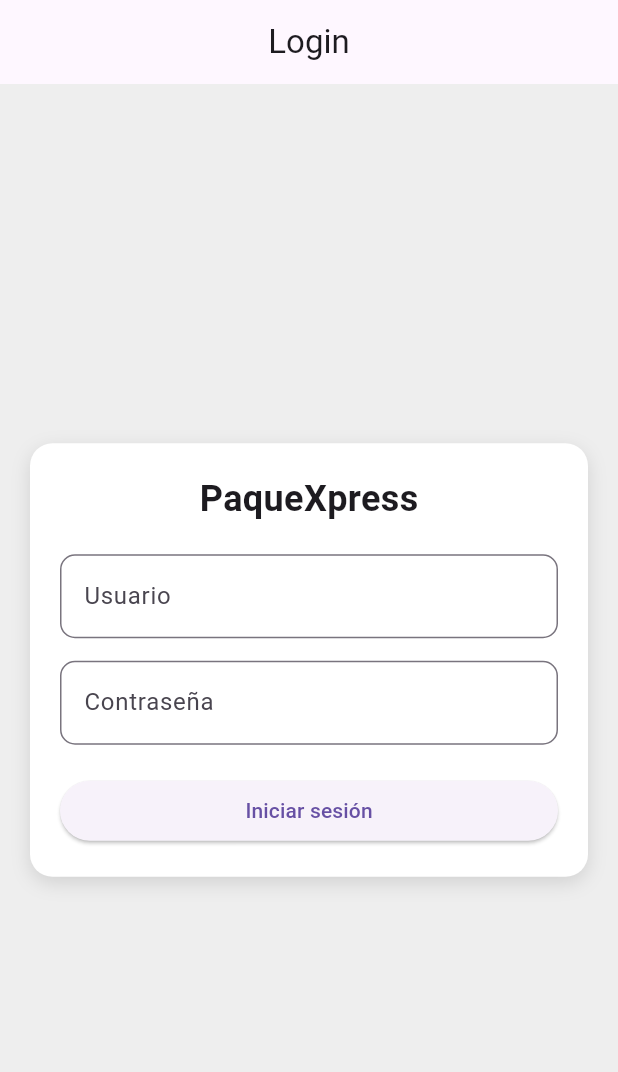
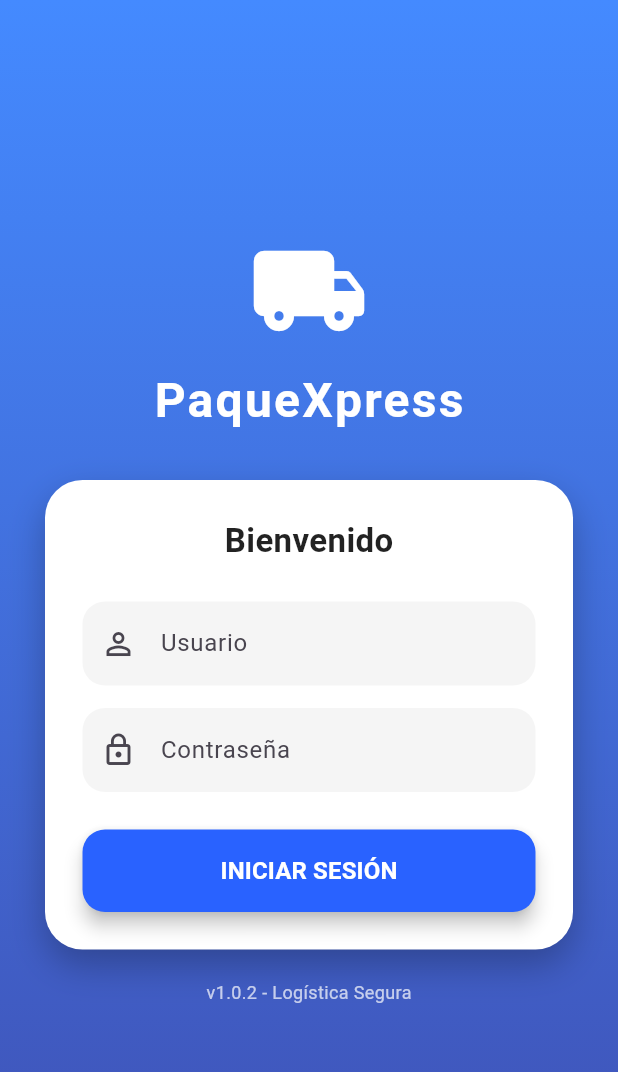
Before and after one commit to angel65-lgtm/EvaluacionDAMU3, a Flutter app: the screen it shows after launch, on a phone screen of 412 x 824 dp. Shown: the top 1072 px of the screen. Run offline on Flutter 3.47's test engine with Material 3 defaults, Android fonts, the phone set to English and light mode, and no system bars; our stand-ins replace geolocator, image_picker.

Commit message:
Rediseño UI login

```diff
--- a/lib/login_page.dart
+++ b/lib/login_page.dart
@@ -10,27 +10,24 @@
 }
 
 class _LoginPageState extends State<LoginPage> {
-
   final TextEditingController usuario = TextEditingController();
   final TextEditingController pass = TextEditingController();
-
   bool cargando = false;
 
   void login() async {
-
     if (usuario.text.isEmpty || pass.text.isEmpty) {
       ScaffoldMessenger.of(context).showSnackBar(
-        const SnackBar(content: Text("Completa todos los campos")),
+        const SnackBar(
+          content: Text("Por favor, completa todos los campos"),
+          behavior: SnackBarBehavior.floating,
+        ),
       );
       return;
     }
 
-    setState(() {
-      cargando = true;
-    });
+    setState(() => cargando = true);
 
     try {
-
       final data = await ApiService.login(
         usuario.text.trim(),
         pass.text.trim(),
@@ -38,108 +35,160 @@
 
       int idUsuario = data["id_usuario"];
 
+      if (mounted) {
         Navigator.pushReplacement(
           context,
           MaterialPageRoute(
             builder: (context) => MenuPage(
-            nombre: usuario.text, // puedes cambiar esto si luego guardas nombre real
+              nombre: usuario.text.trim(),
               usuarioId: idUsuario,
             ),
           ),
         );
-
+      }
     } catch (e) {
-
+      if (mounted) {
         ScaffoldMessenger.of(context).showSnackBar(
           const SnackBar(
-          content: Text("Credenciales incorrectas"),
+            content: Text("Usuario o contraseña incorrectos"),
+            backgroundColor: Colors.redAccent,
+            behavior: SnackBarBehavior.floating,
           ),
         );
-
       }
-
-    setState(() {
-      cargando = false;
-    });
+    } finally {
+      if (mounted) setState(() => cargando = false);
+    }
   }
 
   @override
   Widget build(BuildContext context) {
+    return Scaffold(
+      // Fondo con degradado profesional
+      body: Container(
+        width: double.infinity,
+        height: double.infinity,
+        decoration: const BoxDecoration(
+          gradient: LinearGradient(
+            begin: Alignment.topCenter,
+            end: Alignment.bottomCenter,
+            colors: [Colors.blueAccent, Colors.indigo],
+          ),
+        ),
+        child: Center(
+          child: SingleChildScrollView(
+            child: Column(
+              children: [
+                // Icono o Logo superior
+                const Icon(Icons.local_shipping_rounded, size: 80, color: Colors.white),
+                const SizedBox(height: 10),
+                const Text(
+                  "PaqueXpress",
+                  style: TextStyle(
+                    fontSize: 32,
+                    fontWeight: FontWeight.bold,
+                    color: Colors.white,
+                    letterSpacing: 1.5,
+                  ),
+                ),
+                const SizedBox(height: 30),
 
-    return Scaffold(
-
-      backgroundColor: Colors.grey[200],
-
-      appBar: AppBar(
-        title: const Text("Login"),
-        centerTitle: true,
-      ),
-
-      body: Center(
-        child: Container(
-          padding: const EdgeInsets.all(20),
-          margin: const EdgeInsets.symmetric(horizontal: 20),
+                // Tarjeta de Login
+                Container(
+                  padding: const EdgeInsets.all(25),
+                  margin: const EdgeInsets.symmetric(horizontal: 30),
                   decoration: BoxDecoration(
                     color: Colors.white,
-            borderRadius: BorderRadius.circular(15),
+                    borderRadius: BorderRadius.circular(25),
                     boxShadow: const [
                       BoxShadow(
-                blurRadius: 10,
-                color: Colors.black12,
-                offset: Offset(0, 4),
+                        blurRadius: 20,
+                        color: Colors.black26,
+                        offset: Offset(0, 10),
                       )
                     ],
                   ),
-
                   child: Column(
                     mainAxisSize: MainAxisSize.min,
                     children: [
-
                       const Text(
-                "PaqueXpress",
+                        "Bienvenido",
                         style: TextStyle(
-                  fontSize: 24,
+                          fontSize: 22,
                           fontWeight: FontWeight.bold,
+                          color: Colors.black87,
                         ),
                       ),
+                      const SizedBox(height: 25),
 
-              const SizedBox(height: 20),
-
+                      // Campo de Usuario
                       TextField(
                         controller: usuario,
                         decoration: InputDecoration(
+                          prefixIcon: const Icon(Icons.person_outline),
                           labelText: "Usuario",
+                          filled: true,
+                          fillColor: Colors.grey[100],
                           border: OutlineInputBorder(
-                    borderRadius: BorderRadius.circular(10),
+                            borderRadius: BorderRadius.circular(15),
+                            borderSide: BorderSide.none,
                           ),
                         ),
                       ),
-
                       const SizedBox(height: 15),
 
+                      // Campo de Contraseña
                       TextField(
                         controller: pass,
                         obscureText: true,
                         decoration: InputDecoration(
+                          prefixIcon: const Icon(Icons.lock_outline),
                           labelText: "Contraseña",
+                          filled: true,
+                          fillColor: Colors.grey[100],
                           border: OutlineInputBorder(
-                    borderRadius: BorderRadius.circular(10),
+                            borderRadius: BorderRadius.circular(15),
+                            borderSide: BorderSide.none,
                           ),
                         ),
                       ),
+                      const SizedBox(height: 25),
 
-              const SizedBox(height: 20),
-
+                      // Botón de Acción
                       cargando
                           ? const CircularProgressIndicator()
                           : SizedBox(
                               width: double.infinity,
+                              height: 55,
                               child: ElevatedButton(
+                                style: ElevatedButton.styleFrom(
+                                  backgroundColor: Colors.blueAccent[700],
+                                  foregroundColor: Colors.white,
+                                  shape: RoundedRectangleBorder(
+                                    borderRadius: BorderRadius.circular(15),
+                                  ),
+                                  elevation: 5,
+                                ),
                                 onPressed: login,
-                        child: const Text("Iniciar sesión"),
+                                child: const Text(
+                                  "INICIAR SESIÓN",
+                                  style: TextStyle(
+                                    fontSize: 16,
+                                    fontWeight: FontWeight.bold,
+                                  ),
+                                ),
                               ),
                             ),
                     ],
+                  ),
+                ),
+                const SizedBox(height: 20),
+                const Text(
+                  "v1.0.2 - Logística Segura",
+                  style: TextStyle(color: Colors.white70, fontSize: 12),
+                ),
+              ],
+            ),
           ),
         ),
       ),
```
Lines whose indentation alone changed are shown as unchanged.
